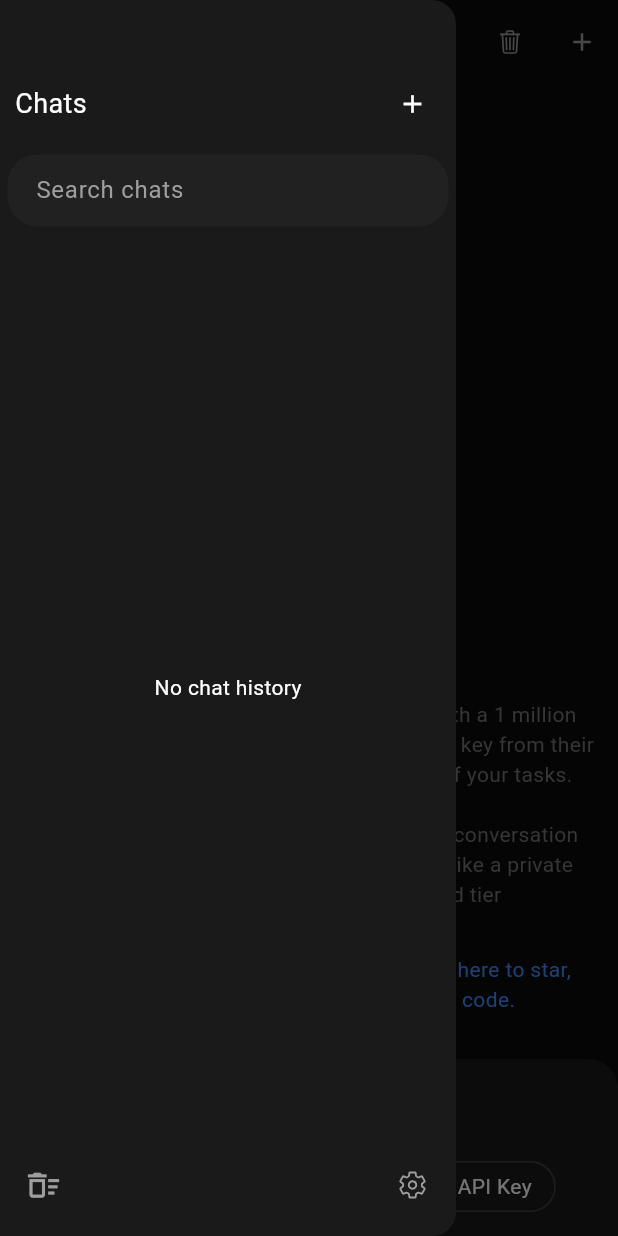
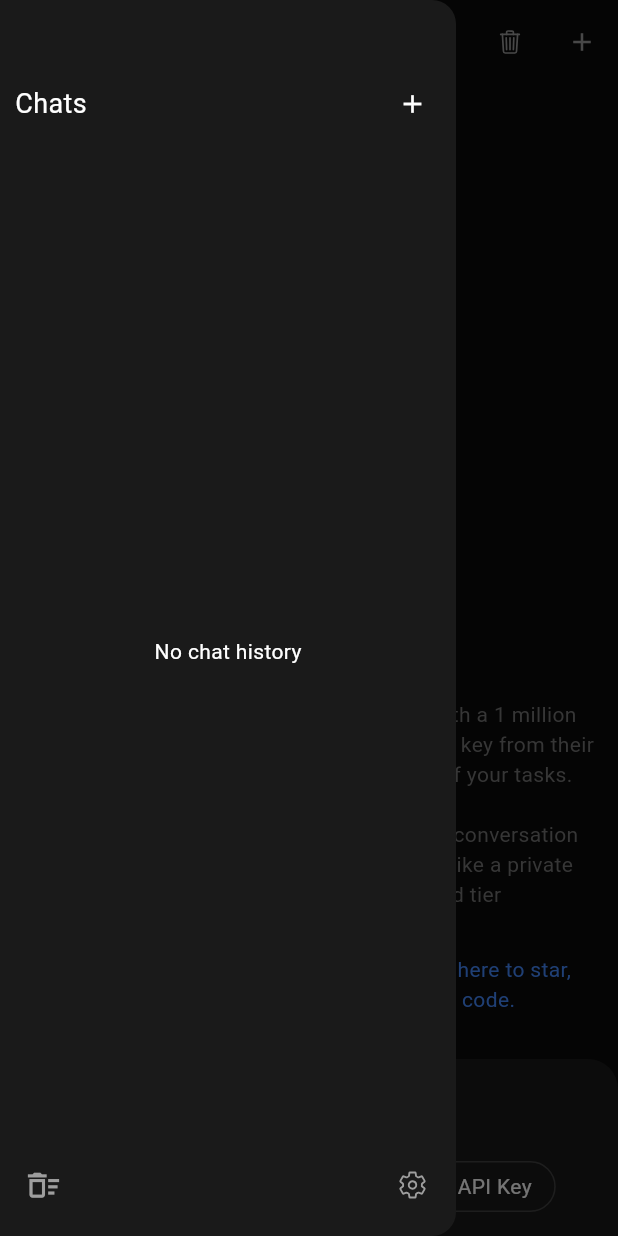
Before and after one commit to Darweshpk/Nat1, a Flutter app: the screen it shows after launch, with the side drawer open, on a phone screen of 412 x 824 dp. Run offline on Flutter 3.47's test engine with Material 3 defaults, Android fonts, the phone set to English and light mode, and no system bars; our stand-ins replace animated_text_kit, battery_plus, cherry_toast, dio, file_picker, flutter_highlight and 11 more; missing offline and left inert: call_log_new, easy_image_viewer, flutter_sharing_intent, flutter_sms_inbox, gpt_markdown, installed_apps and 3 more; accounts and stored records are empty; statements that could not run were skipped.

Commit message:
search chat history hide when empty

```diff
--- a/lib/components/chat_history_drawer/chat_history_drawer_header.dart
+++ b/lib/components/chat_history_drawer/chat_history_drawer_header.dart
@@ -80,10 +80,12 @@ class _ChatHistoryDrawerHeaderState extends State<ChatHistoryDrawerHeader> {
           const SizedBox(height: 10.0),
 
           // Search field
-          SearchChatHistory(
-            searchController: searchController,
-            onSearchChanged: widget.onSearchChanged,
-          ),
+          widget.chatBox == null || widget.chatBox!.isEmpty
+              ? Container()
+              : SearchChatHistory(
+                  searchController: searchController,
+                  onSearchChanged: widget.onSearchChanged,
+                ),
         ],
       ),
     );
```
